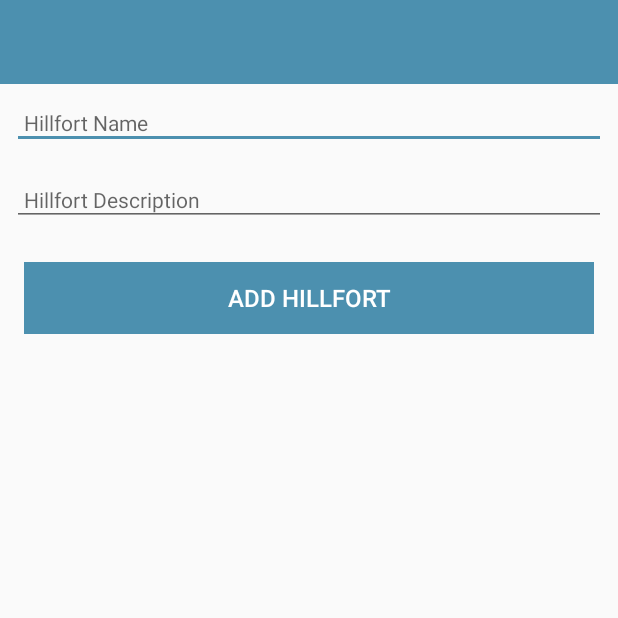
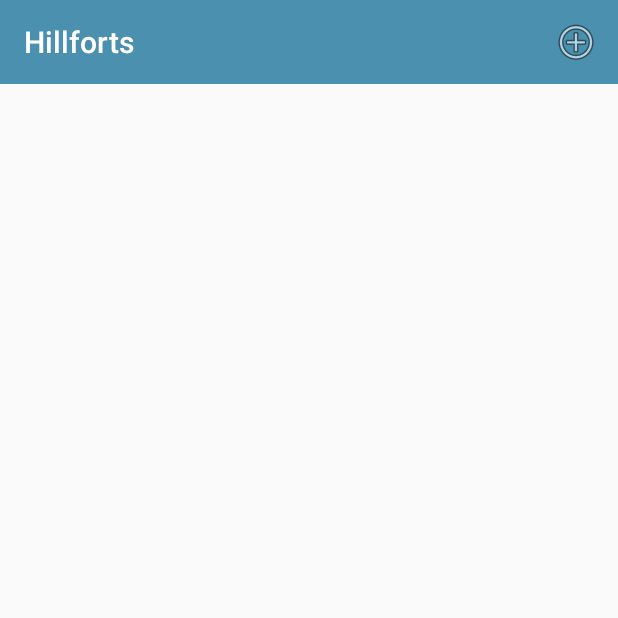
Before and after one commit to brianrichardmccarthy/MobileAppDev1, an Android app: the screen it shows after launch (HillfortActivity before the commit, HillfortListActivity after it), on a phone screen of 412 x 824 dp, the top half of it. Run offline under Robolectric (Android 15) with nearby library versions, the phone set to English and light mode, and no system bars; 1 statement that could not run was skipped.

Commit message:
Finished lab 02 with modifications to Hillfort assignment

```diff
--- a/app/build.gradle
+++ b/app/build.gradle
@@ -29,6 +29,7 @@ dependencies {
     implementation 'com.android.support.constraint:constraint-layout:1.1.3'
     implementation 'org.jetbrains.anko:anko-commons:0.10.7'
     implementation 'com.android.support:design:28.0.0'
+    implementation 'com.android.support:cardview-v7:28.0.0'
     testImplementation 'junit:junit:4.12'
     androidTestImplementation 'com.android.support.test:runner:1.0.2'
     androidTestImplementation 'com.android.support.test.espresso:espresso-core:3.0.2'
--- /dev/null
+++ b/app/src/main/java/io/github/brianrichardmccarthy/hillforts/activities/HillfortAdapter.kt
@@ -0,0 +1,31 @@
+package io.github.brianrichardmccarthy.hillforts.activities
+
+import android.support.v7.widget.RecyclerView
+import android.view.LayoutInflater
+import android.view.View
+import android.view.ViewGroup
+import io.github.brianrichardmccarthy.hillforts.R
+import io.github.brianrichardmccarthy.hillforts.models.HillfortModel
+import kotlinx.android.synthetic.main.card_hillfort.view.*
+
+
+class HillfortAdapter constructor(private var placemarks: List<HillfortModel>) : RecyclerView.Adapter<HillfortAdapter.MainHolder>() {
+    override fun onCreateViewHolder(parent: ViewGroup, viewType: Int): MainHolder {
+        return MainHolder(LayoutInflater.from(parent?.context).inflate(R.layout.card_hillfort, parent, false))
+    }
+
+    override fun onBindViewHolder(holder: MainHolder, position: Int) {
+        val placemark = placemarks[holder.adapterPosition]
+        holder.bind(placemark)
+    }
+
+    override fun getItemCount(): Int = placemarks.size
+
+    class MainHolder constructor(itemView: View) : RecyclerView.ViewHolder(itemView) {
+
+        fun bind(hillfot: HillfortModel) {
+            itemView.hillfortTitle.text = hillfot.name
+            itemView.hillfortDescription.text = hillfot.description
+        }
+    }
+}
--- /dev/null
+++ b/app/src/main/java/io/github/brianrichardmccarthy/hillforts/activities/HillfortListActivity.kt
@@ -0,0 +1,40 @@
+package io.github.brianrichardmccarthy.hillforts.activities
+
+import android.os.Bundle
+import android.support.v7.app.AppCompatActivity
+import android.support.v7.widget.LinearLayoutManager
+import android.view.*
+import io.github.brianrichardmccarthy.hillforts.R
+import io.github.brianrichardmccarthy.hillforts.main.MainApp
+import kotlinx.android.synthetic.main.activity_hillfort_list.*
+import org.jetbrains.anko.startActivityForResult
+
+class HillfortListActivity: AppCompatActivity() {
+    lateinit var app: MainApp
+
+    override fun onCreate(savedInstanceState: Bundle?) {
+        super.onCreate(savedInstanceState)
+        setContentView(R.layout.activity_hillfort_list)
+        app = application as MainApp
+
+        toolbarMain.title = title
+        setSupportActionBar(toolbarMain)
+
+        val layoutManager = LinearLayoutManager(this)
+        recyclerView.layoutManager = layoutManager
+        recyclerView.adapter = HillfortAdapter(app.hillforts)
+    }
+
+    override fun onCreateOptionsMenu(menu: Menu?): Boolean {
+        menuInflater.inflate(R.menu.menu_main, menu)
+        return super.onCreateOptionsMenu(menu)
+    }
+
+    override fun onOptionsItemSelected(item: MenuItem?): Boolean {
+        when (item?.itemId) {
+            R.id.item_add -> startActivityForResult<HillfortActivity>(0)
+        }
+        return super.onOptionsItemSelected(item)
+    }
+
+}
--- a/app/src/main/java/io/github/brianrichardmccarthy/hillforts/main/MainApp.kt
+++ b/app/src/main/java/io/github/brianrichardmccarthy/hillforts/main/MainApp.kt
@@ -1 +1,17 @@
 package io.github.brianrichardmccarthy.hillforts.main
+
+import android.app.Application
+import io.github.brianrichardmccarthy.hillforts.models.HillfortModel
+import org.jetbrains.anko.AnkoLogger
+import org.jetbrains.anko.info
+
+class MainApp : Application(), AnkoLogger {
+
+
+    val hillforts = ArrayList<HillfortModel>()
+
+    override fun onCreate() {
+        super.onCreate()
+        info("Hillfort started from main")
+    }
+}
--- /dev/null
+++ b/app/src/main/res/layout/activity_hillfort_list.xml
@@ -0,0 +1,30 @@
+<?xml version="1.0" encoding="utf-8"?>
+<android.support.design.widget.CoordinatorLayout
+    xmlns:android="http://schemas.android.com/apk/res/android"
+    xmlns:app="http://schemas.android.com/apk/res-auto"
+    xmlns:tools="http://schemas.android.com/tools"
+    android:layout_width="match_parent"
+    android:layout_height="match_parent"
+    tools:context=".activities.HillfortActivity">
+
+    <android.support.design.widget.AppBarLayout
+        android:layout_width="match_parent"
+        android:layout_height="wrap_content"
+        android:background="@color/colorAccent"
+        android:fitsSystemWindows="true"
+        app:elevation="0dip"
+        app:theme="@style/ThemeOverlay.AppCompat.Dark.ActionBar">
+
+        <android.support.v7.widget.Toolbar
+            android:id="@+id/toolbarMain"
+            android:layout_width="match_parent"
+            android:layout_height="wrap_content"
+            app:titleTextColor="@color/colorPrimary"/>
+    </android.support.design.widget.AppBarLayout>
+    <android.support.v7.widget.RecyclerView
+        android:id="@+id/recyclerView"
+        android:layout_width="match_parent"
+        android:layout_height="match_parent"
+        android:scrollbars="vertical"
+        app:layout_behavior="@string/appbar_scrolling_view_behavior"/>
+</android.support.design.widget.CoordinatorLayout>
--- /dev/null
+++ b/app/src/main/res/menu/menu_main.xml
@@ -0,0 +1,10 @@
+<?xml version="1.0" encoding="utf-8"?>
+<menu xmlns:android="http://schemas.android.com/apk/res/android"
+    xmlns:app="http://schemas.android.com/apk/res-auto">
+
+    <item
+        android:id="@+id/item_add"
+        android:icon="@android:drawable/ic_menu_add"
+        android:title="@string/menu_addHillfort"
+        app:showAsAction="always"/>
+</menu>
--- a/app/src/main/res/values/strings.xml
+++ b/app/src/main/res/values/strings.xml
@@ -3,4 +3,6 @@
     <string name="button_addHillfort">Add Hillfort</string>
     <string name="hint_hillfortName">Hillfort Name</string>
     <string name="hint_hillfortDesc">Hillfort Description</string>
+    <string name="menu_addHillfort">Add</string>
+    <string name="button_cancel">Cancel</string>
 </resources>
```
Also changed, not shown: app/src/main/AndroidManifest.xml (+6 -4 lines), app/src/main/java/io/github/brianrichardmccarthy/hillforts/activities/HillfortActivity.kt (+12 -3 lines), app/src/main/res/layout/activity_hillfort.xml (+13 -0 lines), app/src/main/res/layout/card_hillfort.xml (added, +28 -0 lines).
